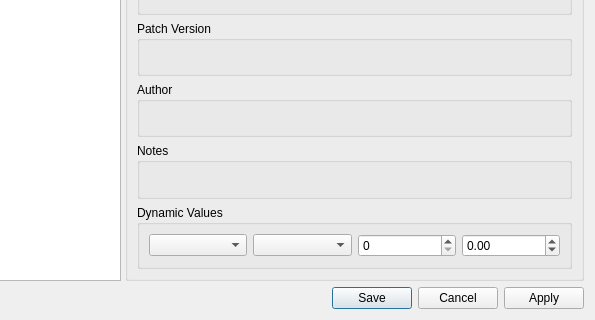
This is rpcs3/rpcs3qt/patch_manager_dialog.ui in RPCS3/rpcs3 as Qt 5 draws it before an edit; both pictures show x 260 to 855 and y 324 to 644 of the 855 by 644 pixel window. The edited form follows.
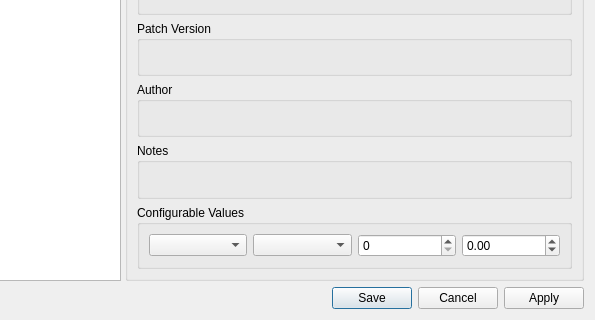
This is the edited form.

```diff
--- a/rpcs3/rpcs3qt/patch_manager_dialog.ui
+++ b/rpcs3/rpcs3qt/patch_manager_dialog.ui
@@ -261,7 +261,7 @@
            <item>
             <widget class="QGroupBox" name="gb_values">
              <property name="title">
-              <string>Dynamic Values</string>
+              <string>Configurable Values</string>
              </property>
              <layout class="QHBoxLayout" name="horizontalLayout">
               <item>
```
Left out of the diff: 8 changed lines with no effect on the pictures.
